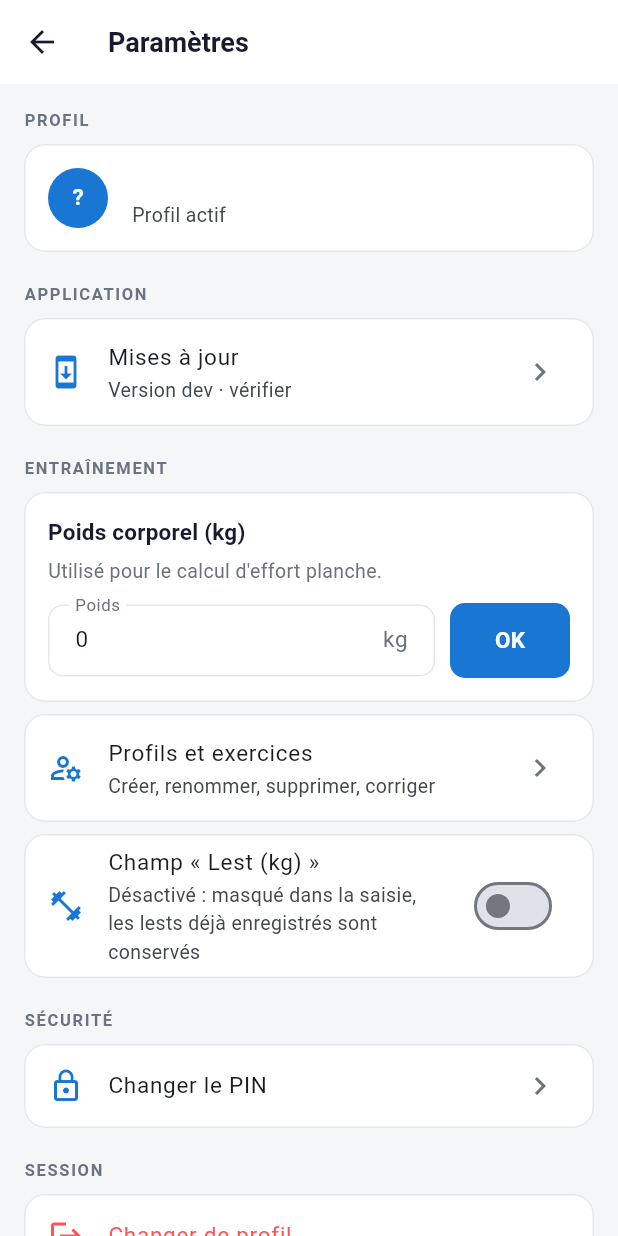
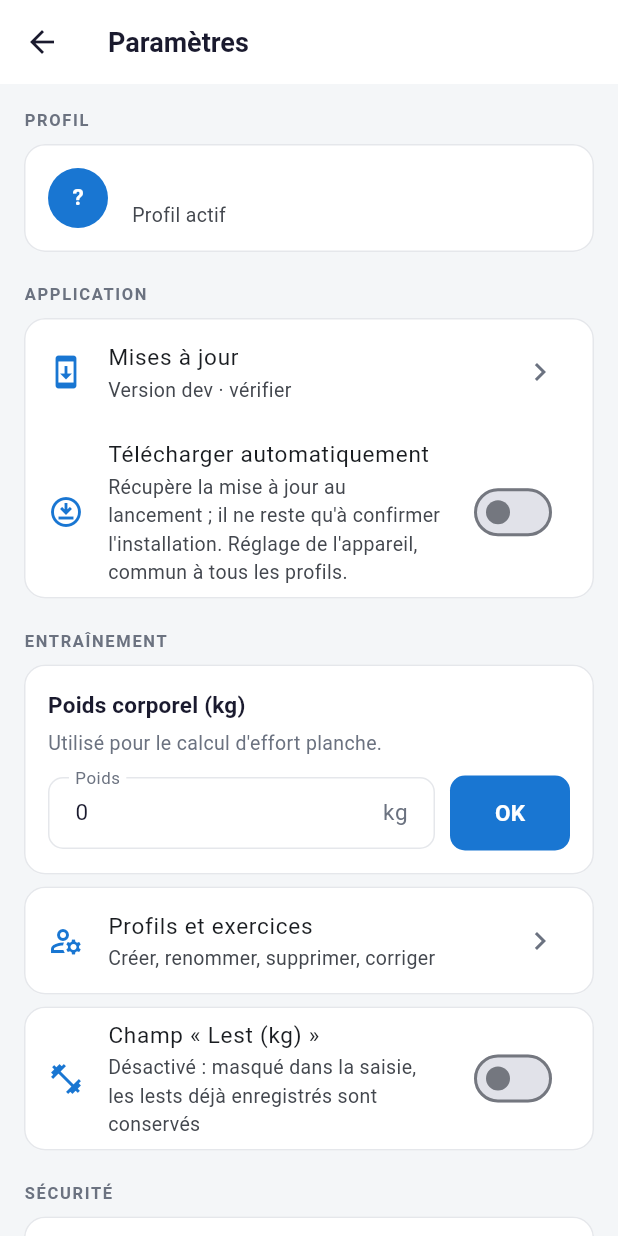
Before and after one commit to Mephisto116631/sysiphe, a Flutter app: the SettingsScreen screen opened directly with empty values, on a phone screen of 412 x 824 dp. Run offline on Flutter 3.47's test engine with Material 3 defaults, Android fonts, the phone set to English and light mode, and no system bars; our stand-ins replace fl_chart, shared_preferences, supabase_flutter, table_calendar; accounts and stored records are empty; network calls fail.

Commit message:
Mises à jour : pop-up au lancement, ignorer une version, téléchargement automatique (réglage appareil)

```diff
--- a/flutter/lib/screens/settings_screen.dart
+++ b/flutter/lib/screens/settings_screen.dart
@@ -7,6 +7,7 @@ import '../services/data_events.dart';
 import '../services/role.dart';
 import '../services/session_store.dart';
 import '../app_version.dart';
+import '../services/update_service.dart';
 import '../widgets/update_flow.dart';
 import 'model_screen.dart';
 import 'manage_screen.dart';
@@ -30,11 +31,15 @@ class _SettingsScreenState extends State<SettingsScreen> {
   bool _saving = false;
   bool _enableCharges = true; // user_settings.enable_charges
   bool _loading = true;
+  bool _autoUpdate = false; // préférence de l'appareil (pas du profil)
 
   @override
   void initState() {
     super.initState();
     _load();
+    UpdateService.autoDownload().then((v) {
+      if (mounted) setState(() => _autoUpdate = v);
+    });
   }
 
   Future<void> _load() async {
@@ -221,7 +226,9 @@ class _SettingsScreenState extends State<SettingsScreen> {
 
                 _SectionLabel('Application'),
                 Card(
-                  child: ListTile(
+                  child: Column(
+                    children: [
+                      ListTile(
                         leading: const Icon(Icons.system_update,
                             color: AppTheme.primaryBlue),
                         title: const Text('Mises à jour'),
@@ -229,6 +236,22 @@ class _SettingsScreenState extends State<SettingsScreen> {
                         trailing: const Icon(Icons.chevron_right,
                             color: AppTheme.textSecondary),
                         onTap: () => checkAndOfferUpdate(context),
+                      ),
+                      SwitchListTile(
+                        secondary: const Icon(Icons.download_for_offline_outlined,
+                            color: AppTheme.primaryBlue),
+                        title: const Text('Télécharger automatiquement'),
+                        subtitle: const Text(
+                            'Récupère la mise à jour au lancement ; il ne reste '
+                            'qu\'à confirmer l\'installation. Réglage de '
+                            'l\'appareil, commun à tous les profils.'),
+                        value: _autoUpdate,
+                        onChanged: (v) {
+                          setState(() => _autoUpdate = v);
+                          UpdateService.setAutoDownload(v);
+                        },
+                      ),
+                    ],
                   ),
                 ),
                 const SizedBox(height: 20),
```
Also changed, not shown: flutter/lib/services/update_service.dart (+32 -1 lines), flutter/lib/widgets/update_flow.dart (+38 -19 lines). Lines whose indentation alone changed are shown as unchanged.
